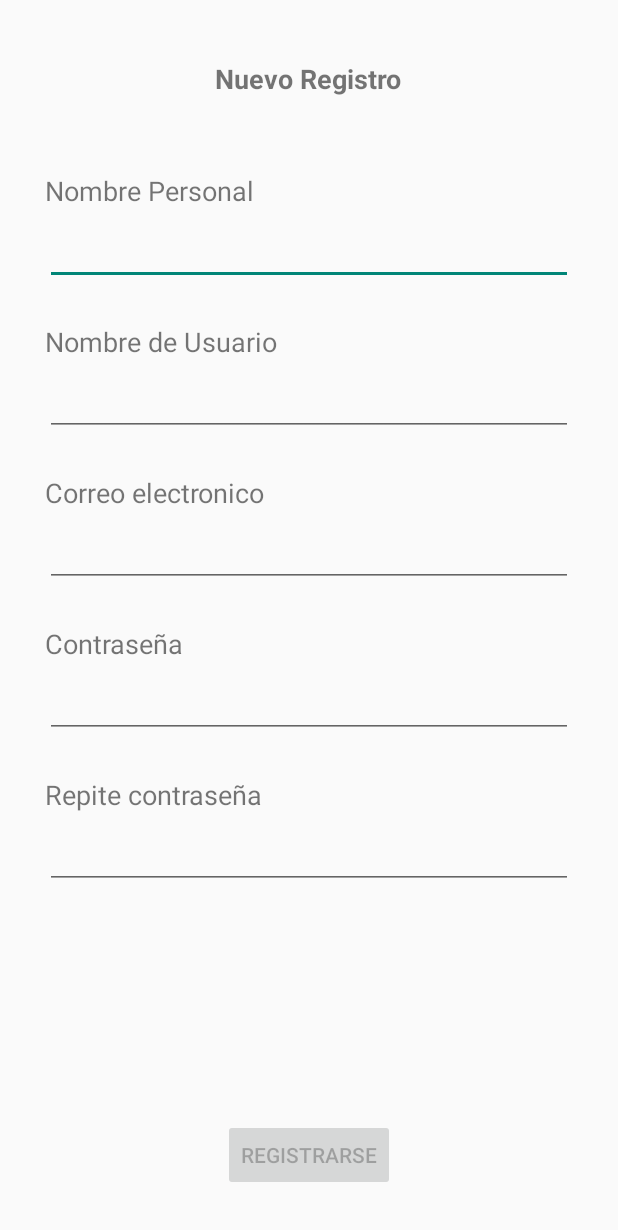
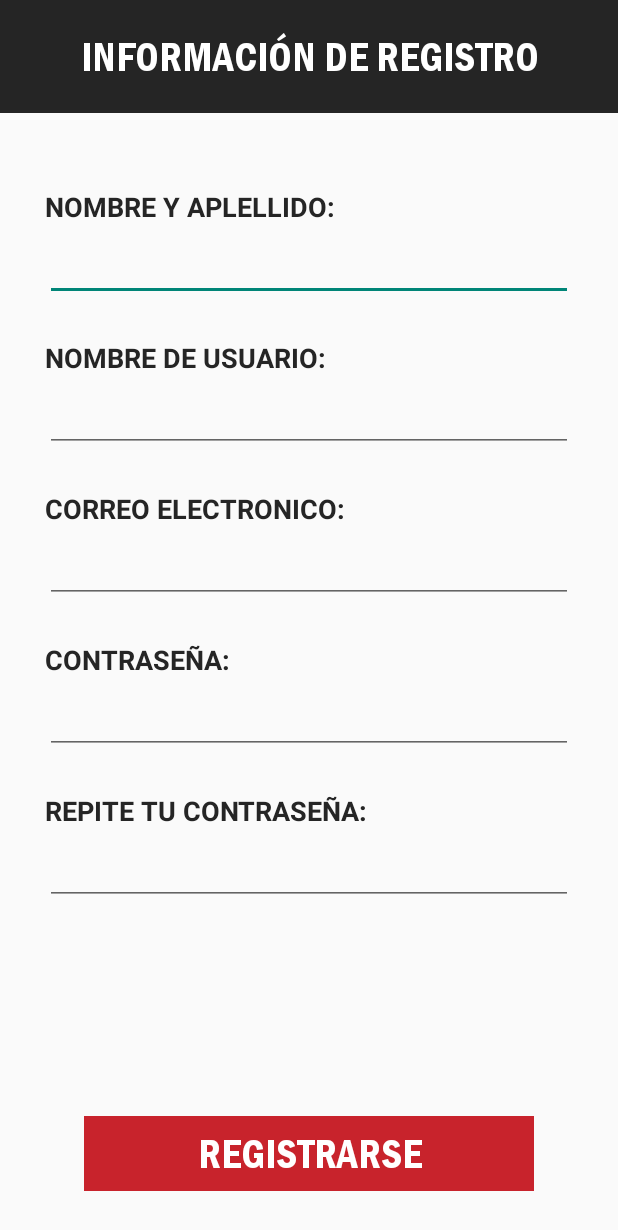
Before and after one commit to bitmarc/Recommender, an Android app: the SignupActivity screen opened directly, with no data from a screen before it, on a phone screen of 412 x 824 dp. Shown: the top 1230 px of the screen. Run offline under Robolectric (Android 15) with nearby library versions, the phone set to English and light mode, and no system bars.

Commit message:
Add SingUp Activity

```diff
--- a/app/src/main/res/layout/activity_signup.xml
+++ b/app/src/main/res/layout/activity_signup.xml
@@ -4,7 +4,23 @@
     xmlns:tools="http://schemas.android.com/tools"
     android:layout_width="match_parent"
     android:layout_height="match_parent"
+    android:fontFamily="@font/franklin_gothic_demi_cond"
     tools:context=".ui.signUp.SignupActivity">
+
+
+    <TextView
+        android:id="@+id/tvTitleSignup"
+        android:layout_width="0dp"
+        android:layout_height="75dp"
+        android:background="@color/colorBackgroundContainer"
+        android:fontFamily="@font/franklin_gothic_demi_cond"
+        android:gravity="center|clip_vertical"
+        android:text="@string/signup_title"
+        android:textColor="@color/colorTextPrimary"
+        android:textSize="@dimen/ExtraLargePlusFranklin"
+        app:layout_constraintEnd_toEndOf="parent"
+        app:layout_constraintStart_toStartOf="parent"
+        app:layout_constraintTop_toTopOf="parent" />
 
     <ProgressBar
         android:id="@+id/progressBarSignup"
@@ -19,28 +35,18 @@
 
     <Button
         android:id="@+id/signupLaunch"
-        android:layout_width="wrap_content"
-        android:layout_height="wrap_content"
+        android:layout_width="300dp"
+        android:layout_height="50dp"
         android:layout_marginBottom="30dp"
+        android:background="@color/colorPrimary"
+        android:enabled="false"
+        android:fontFamily="@font/franklin_gothic_demi_cond"
         android:text="Registrarse"
-        android:enabled="false"
+        android:textColor="@color/colorTextPrimary"
+        android:textSize="@dimen/ExtraLargePlusFranklin"
         app:layout_constraintBottom_toBottomOf="parent"
         app:layout_constraintEnd_toEndOf="parent"
         app:layout_constraintStart_toStartOf="parent" />
-
-    <TextView
-        android:id="@+id/tvTitleSignup"
-        android:layout_width="wrap_content"
-        android:layout_height="wrap_content"
-        android:layout_marginStart="163dp"
-        android:layout_marginTop="40dp"
-        android:layout_marginEnd="164dp"
-        android:text="@string/signup_title"
-        android:textSize="18sp"
-        android:textStyle="bold"
-        app:layout_constraintEnd_toEndOf="parent"
-        app:layout_constraintStart_toStartOf="parent"
-        app:layout_constraintTop_toTopOf="parent" />
 
     <TextView
         android:id="@+id/tvPersonName"
@@ -49,7 +55,9 @@
         android:layout_marginStart="30dp"
         android:layout_marginTop="50dp"
         android:text="@string/prompt_person_name"
-        android:textSize="18sp"
+        android:textSize="@dimen/LargeFranklin"
+        android:textStyle="bold"
+        android:textColor="@color/colorBackgroundContainer"
         app:layout_constraintStart_toStartOf="parent"
         app:layout_constraintTop_toBottomOf="@+id/tvTitleSignup" />
 
@@ -63,6 +71,7 @@
         android:ems="10"
         android:inputType="textPersonName"
         android:selectAllOnFocus="true"
+        android:textColor="@color/colorPrimary"
         app:layout_constraintEnd_toEndOf="parent"
         app:layout_constraintStart_toStartOf="parent"
         app:layout_constraintTop_toBottomOf="@+id/tvPersonName" />
@@ -74,8 +83,10 @@
         android:layout_marginStart="30dp"
         android:layout_marginTop="25dp"
         android:text="@string/prompt_username"
-        android:textSize="18sp"
         android:inputType="text"
+        android:textSize="@dimen/LargeFranklin"
+        android:textStyle="bold"
+        android:textColor="@color/colorBackgroundContainer"
         app:layout_constraintStart_toStartOf="parent"
         app:layout_constraintTop_toBottomOf="@+id/editTextTextPersonName" />
 
@@ -89,6 +100,7 @@
         android:ems="10"
         android:inputType="textPersonName"
         android:selectAllOnFocus="true"
+        android:textColor="@color/colorPrimary"
         app:layout_constraintEnd_toEndOf="parent"
         app:layout_constraintStart_toStartOf="parent"
         app:layout_constraintTop_toBottomOf="@+id/tvUsername" />
@@ -100,7 +112,9 @@
         android:layout_marginStart="30dp"
         android:layout_marginTop="25dp"
         android:text="@string/prompt_email"
-        android:textSize="18sp"
+        android:textSize="@dimen/LargeFranklin"
+        android:textStyle="bold"
+        android:textColor="@color/colorBackgroundContainer"
         app:layout_constraintStart_toStartOf="parent"
         app:layout_constraintTop_toBottomOf="@+id/editTextTextUserName" />
 
@@ -114,6 +128,7 @@
         android:ems="10"
         android:inputType="textEmailAddress"
         android:selectAllOnFocus="true"
+        android:textColor="@color/colorPrimary"
         app:layout_constraintEnd_toEndOf="parent"
         app:layout_constraintStart_toStartOf="parent"
         app:layout_constraintTop_toBottomOf="@+id/tvEmail" />
@@ -125,7 +140,9 @@
         android:layout_marginStart="30dp"
         android:layout_marginTop="25dp"
         android:text="@string/prompt_password"
-        android:textSize="18sp"
+        android:textSize="@dimen/LargeFranklin"
+        android:textStyle="bold"
+        android:textColor="@color/colorBackgroundContainer"
         app:layout_constraintStart_toStartOf="parent"
         app:layout_constraintTop_toBottomOf="@+id/editTextTextEmailAddress" />
 
@@ -139,6 +156,7 @@
         android:ems="10"
         android:inputType="textPassword"
         android:selectAllOnFocus="true"
+        android:textColor="@color/colorPrimary"
         app:layout_constraintEnd_toEndOf="parent"
         app:layout_constraintStart_toStartOf="parent"
         app:layout_constraintTop_toBottomOf="@+id/tvPassword" />
@@ -150,7 +168,9 @@
         android:layout_marginStart="30dp"
         android:layout_marginTop="25dp"
         android:text="@string/prompt_repeat_password"
-        android:textSize="18sp"
+        android:textSize="@dimen/LargeFranklin"
+        android:textStyle="bold"
+        android:textColor="@color/colorBackgroundContainer"
         app:layout_constraintStart_toStartOf="parent"
         app:layout_constraintTop_toBottomOf="@+id/editTextTextPassword" />
 
@@ -164,6 +184,7 @@
         android:ems="10"
         android:inputType="textPassword"
         android:selectAllOnFocus="true"
+        android:textColor="@color/colorPrimary"
         app:layout_constraintEnd_toEndOf="parent"
         app:layout_constraintStart_toStartOf="parent"
         app:layout_constraintTop_toBottomOf="@+id/tvPasswordRepeat" />
--- a/app/src/main/res/values/strings.xml
+++ b/app/src/main/res/values/strings.xml
@@ -4,11 +4,11 @@
     <string name="app_info">UPIITA-IPN 2020</string>
     <string name="app_developer_email">marcoarojas.95@gmail.com</string>
     <!-- Strings related to login -->
-    <string name="prompt_username">Nombre de Usuario</string>
-    <string name="prompt_password">Contraseña</string>
-    <string name="prompt_person_name">Nombre Personal</string>
-    <string name="prompt_email">Correo electronico</string>
-    <string name="prompt_repeat_password">Repite contraseña</string>
+    <string name="prompt_username">NOMBRE DE USUARIO: </string>
+    <string name="prompt_password">CONTRASEÑA: </string>
+    <string name="prompt_person_name">NOMBRE Y APLELLIDO: </string>
+    <string name="prompt_email">CORREO ELECTRONICO: </string>
+    <string name="prompt_repeat_password">REPITE TU CONTRASEÑA: </string>
 
     <string name="action_sign_in">Iniciar sesión</string>
     <string name="action_sign_up">Registrarse</string>
@@ -21,7 +21,7 @@
     <string name="error_password">Contraseña de usuario incorrecta</string>
     <string name="invalid_email">El correo electronico es erroneo</string>
     <string name="login_failed">"Error al inicair sesión, usuario o contraseña incorrectos"</string>
-    <string name="signup_title">Nuevo Registro</string>
+    <string name="signup_title">INFORMACIÓN DE REGISTRO</string>
     <string name="signup_or_text">ó</string>
 
     <string name="logout_text">Cerrar sesión</string>
```
